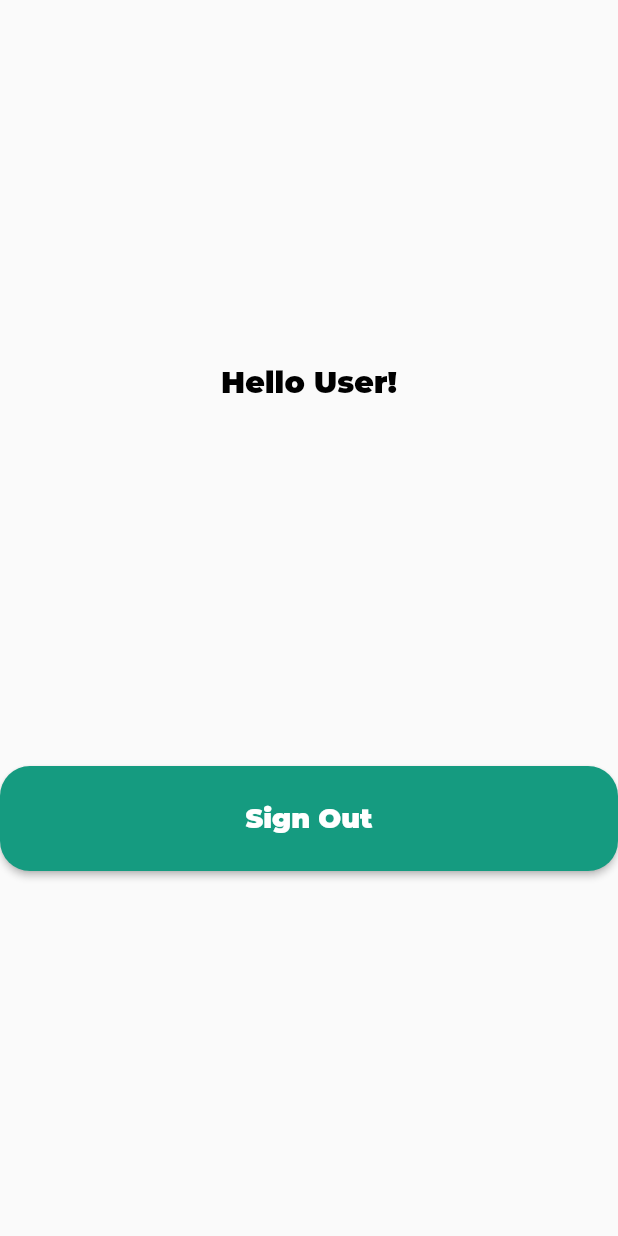
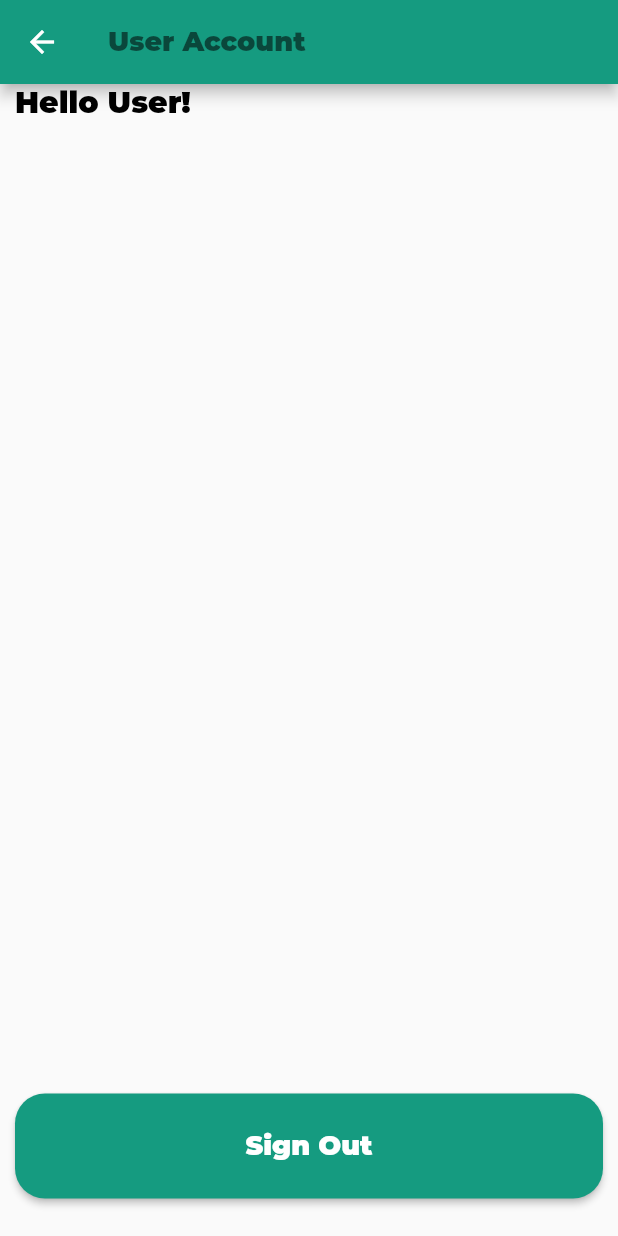
Before and after one commit to amaan-0331/project_hp, a Flutter app: the AccountScreen screen opened directly, on a phone screen of 412 x 824 dp. Run offline on Flutter 3.47's test engine with Material 2 defaults, Android fonts, the phone set to English and light mode, and no system bars; our stand-ins replace cloud_firestore, firebase_auth, firebase_core, flutter_spinkit, logger, shared_preferences; accounts and stored records are empty; project files that could hold a hidden picture were left out.

Commit message:
feat(multi) Text Input Field Update

```diff
--- a/lib/screens/auth_screen/forgot_password_content.dart
+++ b/lib/screens/auth_screen/forgot_password_content.dart
@@ -38,7 +38,7 @@ class _ForgotPasswordContentState extends State<ForgotPasswordContent> {
               Text('Enter Email for Password Reset Link',
                   style: Theme.of(context).textTheme.subtitle1),
               Spacer(flex: 2),
-              TextInput(
+              FormTextInput(
                 lblText: 'Email',
                 inputController: value.getEmailController,
                 inputType: TextInputType.emailAddress,
--- a/lib/screens/auth_screen/login_screen_content.dart
+++ b/lib/screens/auth_screen/login_screen_content.dart
@@ -44,7 +44,7 @@ class _LogInScreenContentState extends State<LogInScreenContent> {
                 style: Theme.of(context).textTheme.subtitle1,
               ),
               Spacer(flex: 2),
-              TextInput(
+              FormTextInput(
                 lblText: 'Email',
                 inputController: value.getEmailController,
                 inputType: TextInputType.emailAddress,
@@ -52,7 +52,7 @@ class _LogInScreenContentState extends State<LogInScreenContent> {
                 validatorFunc: emailValidator(),
               ),
               Spacer(),
-              TextInput(
+              FormTextInput(
                 lblText: 'Password',
                 inputController: value.getPasswordController,
                 obscure: true,
--- a/lib/screens/auth_screen/signup_screen_content.dart
+++ b/lib/screens/auth_screen/signup_screen_content.dart
@@ -38,13 +38,13 @@ class _SignUpScreenContentState extends State<SignUpScreenContent> {
               Text('Create an Account',
                   style: Theme.of(context).textTheme.subtitle1),
               Spacer(flex: 2),
-              TextInput(
+              FormTextInput(
                 lblText: 'Full Name',
                 hintText: 'Johnny Someone',
                 inputController: value.getNameController,
               ),
               Spacer(),
-              TextInput(
+              FormTextInput(
                 lblText: 'Email',
                 inputType: TextInputType.emailAddress,
                 hintText: 'someone@somewhere.com',
@@ -52,7 +52,7 @@ class _SignUpScreenContentState extends State<SignUpScreenContent> {
                 validatorFunc: emailValidator(),
               ),
               Spacer(),
-              TextInput(
+              FormTextInput(
                 lblText: 'Password',
                 obscure: true,
                 inputController: value.getPasswordController,
--- a/lib/screens/account_screen/account_screen.dart
+++ b/lib/screens/home_screen/account_screen.dart
@@ -1,6 +1,7 @@
 import 'package:flutter/material.dart';
 import 'package:project_hp/components/button/main_button.dart';
 import 'package:project_hp/controllers/auth_controller.dart';
+import 'package:project_hp/utils/constants.dart';
 
 class AccountScreen extends StatelessWidget {
   const AccountScreen({Key? key}) : super(key: key);
@@ -9,20 +10,30 @@ class AccountScreen extends StatelessWidget {
   Widget build(BuildContext context) {
     var size = MediaQuery.of(context).size;
     return Scaffold(
+      appBar: AppBar(
+        title:
+            Text('User Account', style: Theme.of(context).textTheme.headline2),
+        // centerTitle: true,
+      ),
       body: Center(
         child: Container(
+          padding: EdgeInsets.symmetric(horizontal: kDefaultPadding),
           child: Column(
-            mainAxisAlignment: MainAxisAlignment.spaceEvenly,
+            crossAxisAlignment: CrossAxisAlignment.start,
             children: [
               Text(
                 'Hello User!',
                 style: Theme.of(context).textTheme.headline1,
               ),
+              Expanded(child: SizedBox()),
               MainButton(
                 btnText: 'Sign Out',
                 btnFunc: () => AuthController(context).signOut(),
                 btnWidth: size.width,
               ),
+              SizedBox(
+                height: 25,
+              )
             ],
           ),
         ),
```
Also changed, not shown: lib/components/text_input/text_input.dart (+42 -2 lines), pubspec.lock, 2 other files.
